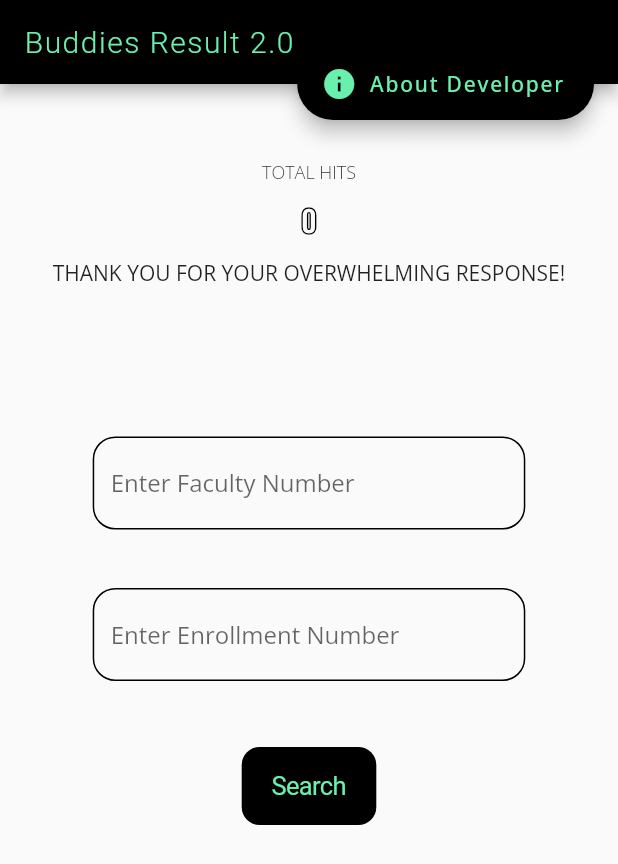
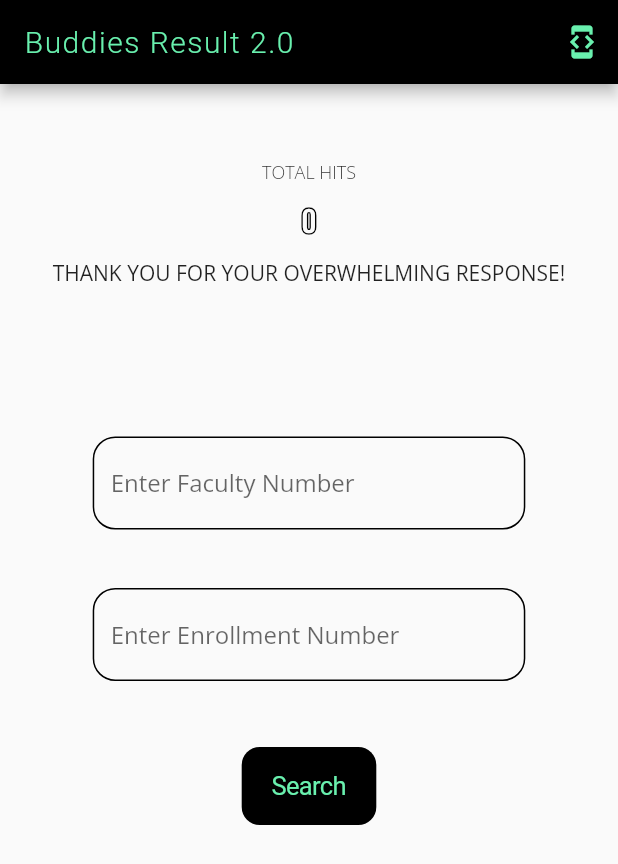
Before and after one commit to msharibahmed/buddies_result2, a Flutter app: the screen it shows after launch, on a phone screen of 412 x 824 dp. Shown: the top 864 px of the screen. Run offline on Flutter 3.47's test engine with Material 2 defaults, Android fonts, the phone set to English and light mode, and no system bars; our stand-ins replace flare_flutter, google_fonts; network calls fail.

Commit message:
replaced floating button with action button in appbar

```diff
--- a/lib/screens/home_screen.dart
+++ b/lib/screens/home_screen.dart
@@ -119,16 +119,6 @@ class _HomeScreenState extends State<HomeScreen> {
   Widget build(BuildContext context) {
     var mq = MediaQuery.of(context).size;
     return Scaffold(
-        floatingActionButtonLocation: FloatingActionButtonLocation.endTop,
-        floatingActionButton: FloatingActionButton.extended(
-            backgroundColor: Colors.black,
-            icon: const Icon(Icons.info, color: Colors.greenAccent),
-            elevation: 5,
-            onPressed: () {
-              Navigator.pushNamed(context, DeveloperScreen.routeName);
-            },
-            label: const Text('About Developer',
-                style: const TextStyle(color: Colors.greenAccent))),
         appBar: AppBar(
           backgroundColor: Colors.black,
           title: const Text('Buddies Result 2.0',
@@ -137,6 +127,17 @@ class _HomeScreenState extends State<HomeScreen> {
                   fontWeight: FontWeight.w300,
                   letterSpacing: 1)),
           centerTitle: false,
+          actions: [
+            IconButton(
+              icon: Icon(
+                Icons.developer_mode,
+                color: Colors.greenAccent,
+              ),
+              onPressed: () {
+                Navigator.pushNamed(context, DeveloperScreen.routeName);
+              },
+            )
+          ],
         ),
         body: SingleChildScrollView(
           child: Align(
```
